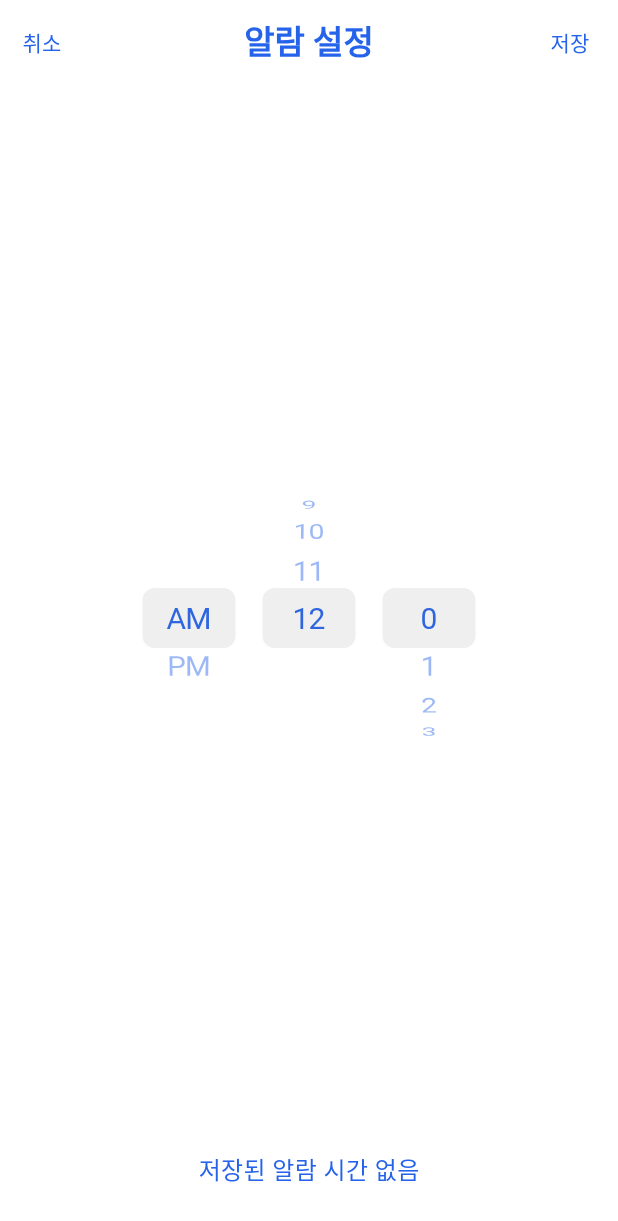
After one commit to onyune/Re_fill, a Flutter app: the AutoOrderTime screen opened directly, on a phone screen of 412 x 824 dp. The commit adds this screen. Shown: the top 1221 px of the screen. Run offline on Flutter 3.47's test engine with Material 3 defaults, Android fonts, the phone set to English and light mode, and no system bars; our stand-ins replace cloud_firestore, firebase_auth, firebase_core, firebase_messaging, google_sign_in, shared_preferences and 1 more; accounts and stored records are empty.

Commit message:
자동발주, 재고 부족카테고리 , 색 통합

```diff
--- a/lib/order_service/order_screen.dart
+++ b/lib/order_service/order_screen.dart
@@ -213,13 +213,13 @@ class _OrderScreenState extends State<OrderScreen> {
   @override
   Widget build(BuildContext context) {
     return Scaffold(
-      backgroundColor: AppColors.background,
+      backgroundColor: AppColors.background, //여기 색 다르게 되어있어서 수정했어용
       appBar: AppBar(
         title: const Text(
           '발주',
-          style: TextStyle(color: Colors.white, fontWeight: FontWeight.bold),
+          style: TextStyle(color: AppColors.primary, fontWeight: FontWeight.bold),
         ),
-        backgroundColor: AppColors.primary,
+        backgroundColor: AppColors.background,
         iconTheme: const IconThemeData(color: Colors.white),
         actions: [
           Padding(
--- /dev/null
+++ b/lib/setting_service/app_settings_section/auto_order_time.dart
@@ -0,0 +1,114 @@
+import 'package:flutter/cupertino.dart';
+import 'package:flutter/material.dart';
+import 'package:shared_preferences/shared_preferences.dart';
+import 'package:refill/colors.dart';
+
+class AutoOrderTime extends StatefulWidget {
+  const AutoOrderTime({super.key});
+
+  @override
+  State<AutoOrderTime> createState() => _AutoOrderTimeState();
+}
+
+class _AutoOrderTimeState extends State<AutoOrderTime> {
+  int selectedHour = 12;
+  int selectedMinute = 0;
+  String selectedPeriod = 'AM';
+  String savedTime = '';
+
+  final List<String> periods = ['AM', 'PM'];
+  final List<int> hours = List.generate(12, (index) => index + 1);
+  final List<int> minutes = List.generate(60, (index) => index);
+
+  @override
+  void initState() {
+    super.initState();
+    _loadSavedTime();
+  }
+
+  Future<void> _loadSavedTime() async {
+    final prefs = await SharedPreferences.getInstance();
+    setState(() {
+      savedTime = prefs.getString('auto_order_time') ?? '';
+    });
+  }
+
+  Future<void> _saveTime() async {
+    final prefs = await SharedPreferences.getInstance();
+    final time = '$selectedPeriod ${selectedHour.toString().padLeft(2, '0')}:${selectedMinute.toString().padLeft(2, '0')}';
+    await prefs.setString('auto_order_time', time);
+    setState(() {
+      savedTime = time;
+    });
+  }
+
+  Widget _buildPicker(List list, int selected, Function(int) onSelected) {
+    return CupertinoPicker(
+      scrollController: FixedExtentScrollController(initialItem: list.indexOf(selected)),
+      itemExtent: 40,
+      diameterRatio: 1.2,
+      onSelectedItemChanged: (index) => onSelected(list[index]),
+      children: list.map((item) => Center(child: Text('$item', style: const TextStyle(fontSize: 20, color: AppColors.primary)))).toList(),
+    );
+  }
+
+  Widget _buildPeriodPicker() {
+    return CupertinoPicker(
+      scrollController: FixedExtentScrollController(initialItem: periods.indexOf(selectedPeriod)),
+      itemExtent: 40,
+      diameterRatio: 1.2,
+      onSelectedItemChanged: (index) => setState(() => selectedPeriod = periods[index]),
+      children: periods.map((p) => Center(child: Text(p, style: const TextStyle(fontSize: 20, color: AppColors.primary)))).toList(),
+    );
+  }
+
+  @override
+  Widget build(BuildContext context) {
+    return Scaffold(
+      backgroundColor: AppColors.background,
+      appBar: AppBar(
+        backgroundColor: AppColors.background,
+        elevation: 0,
+        leading: TextButton(
+          onPressed: () => Navigator.pop(context),
+          child: const Text('취소', style: TextStyle(color: AppColors.primary)),
+        ),
+        centerTitle: true,
+        title: const Text('알람 설정', style: TextStyle(color: AppColors.primary, fontWeight: FontWeight.bold)),
+        actions: [
+          TextButton(
+            onPressed: _saveTime,
+            child: const Text('저장', style: TextStyle(color: AppColors.primary)),
+          )
+        ],
+      ),
+      body: Column(
+        mainAxisAlignment: MainAxisAlignment.spaceBetween,
+        children: [
+          Expanded(
+            child: Center(
+              child: SizedBox(
+                height: 180,
+                child: Row(
+                  mainAxisAlignment: MainAxisAlignment.center,
+                  children: [
+                    SizedBox(width: 80, child: _buildPeriodPicker()),
+                    SizedBox(width: 80, child: _buildPicker(hours, selectedHour, (v) => setState(() => selectedHour = v))),
+                    SizedBox(width: 80, child: _buildPicker(minutes, selectedMinute, (v) => setState(() => selectedMinute = v))),
+                  ],
+                ),
+              ),
+            ),
+          ),
+          Padding(
+            padding: const EdgeInsets.only(bottom: 32),
+            child: Text(
+              savedTime.isEmpty ? '저장된 알람 시간 없음' : '저장된 알람 시간: $savedTime',
+              style: const TextStyle(color: AppColors.primary, fontSize: 16),
+            ),
+          ),
+        ],
+      ),
+    );
+  }
+}
--- a/lib/setting_service/invite_code.dart
+++ b/lib/setting_service/invite_code.dart
@@ -36,6 +36,8 @@ class InviteCodeSection extends StatelessWidget {
           Text('초대코드: $inviteCode'),
         ],
         const SizedBox(height: 24),
+        Divider(thickness: 0.8, color: Colors.grey.shade300), //이거 회색선 추가한거요 얘만 빠져있었음
+        const SizedBox(height: 24),
       ],
     );
   }
--- a/pubspec.yaml
+++ b/pubspec.yaml
@@ -47,6 +47,7 @@ dependencies:
   table_calendar: ^3.0.9
   intl: ^0.18.1  # 날씨API-> 5일 날씨 확인
   provider: ^6.1.1
+  shared_preferences: ^2.2.2 #아마도 자동발주시간설정에 쓰일것
 
 dev_dependencies:
   flutter_test:
```
Also changed, not shown: lib/home_service/low_stock_screen.dart (+103 -20 lines), lib/setting_service/app_settings_section/app_settings.dart (+9 -1 lines).
